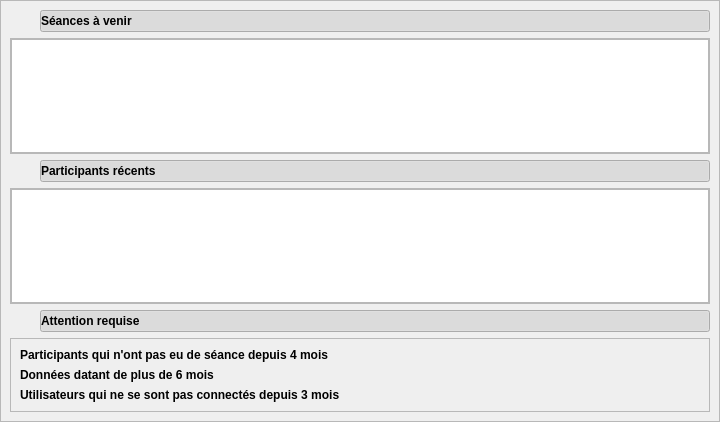
Old version of the form client/src/widgets/DashboardWidget.ui in the repository introlab/openteraplus.
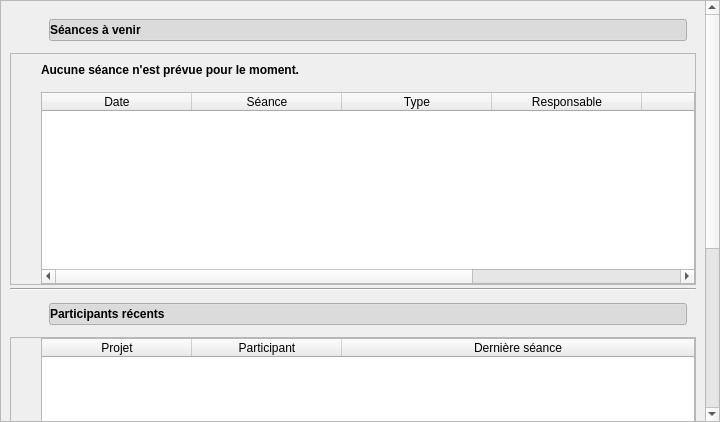
New version of the form. Icons and pictures are not drawn. Custom widgets are drawn as their Qt base class.

Commit message: Refs #58. Working upcoming sessions in Dashboard view.

```diff
--- a/client/src/widgets/DashboardWidget.ui
+++ b/client/src/widgets/DashboardWidget.ui
@@ -47,12 +47,22 @@
        <rect>
         <x>0</x>
         <y>0</y>
-        <width>718</width>
-        <height>420</height>
+        <width>704</width>
+        <height>725</height>
        </rect>
       </property>
+      <property name="sizePolicy">
+       <sizepolicy hsizetype="Preferred" vsizetype="MinimumExpanding">
+        <horstretch>0</horstretch>
+        <verstretch>0</verstretch>
+       </sizepolicy>
+      </property>
       <layout class="QVBoxLayout" name="verticalLayout_2">
-       <item>
+       <property name="spacing">
+        <number>3</number>
+       </property>
+       <item alignment="Qt::AlignTop">
+        <widget class="QFrame" name="frameDropDownUpcoming">
         <layout class="QHBoxLayout" name="horizontalLayout">
          <item>
           <widget class="ClickableLabel" name="icoUpcomingSessions">
@@ -113,9 +123,16 @@
           </widget>
          </item>
         </layout>
+        </widget>
        </item>
        <item>
         <widget class="QFrame" name="frameUpcomingSessions">
+         <property name="sizePolicy">
+          <sizepolicy hsizetype="Preferred" vsizetype="MinimumExpanding">
+           <horstretch>0</horstretch>
+           <verstretch>0</verstretch>
+          </sizepolicy>
+         </property>
          <property name="frameShape">
           <enum>QFrame::StyledPanel</enum>
          </property>
@@ -124,7 +141,7 @@
          </property>
          <layout class="QVBoxLayout" name="verticalLayout_3">
           <property name="leftMargin">
-           <number>0</number>
+           <number>30</number>
           </property>
           <property name="topMargin">
            <number>0</number>
@@ -136,12 +153,110 @@
            <number>0</number>
           </property>
           <item>
-           <widget class="QTableWidget" name="tableUpcomingSessions"/>
+           <widget class="QLabel" name="lblNoUpcomingSessions">
+            <property name="sizePolicy">
+             <sizepolicy hsizetype="Expanding" vsizetype="Preferred">
+              <horstretch>0</horstretch>
+              <verstretch>0</verstretch>
+             </sizepolicy>
+            </property>
+            <property name="minimumSize">
+             <size>
+              <width>0</width>
+              <height>32</height>
+             </size>
+            </property>
+            <property name="font">
+             <font>
+              <pointsize>9</pointsize>
+              <weight>75</weight>
+              <bold>true</bold>
+             </font>
+            </property>
+            <property name="text">
+             <string>Aucune séance n'est prévue pour le moment.</string>
+            </property>
+            <property name="margin">
+             <number>6</number>
+            </property>
+            <property name="textInteractionFlags">
+             <set>Qt::NoTextInteraction</set>
+            </property>
+           </widget>
+          </item>
+          <item>
+           <widget class="QTableWidget" name="tableUpcomingSessions">
+            <property name="editTriggers">
+             <set>QAbstractItemView::NoEditTriggers</set>
+            </property>
+            <property name="selectionMode">
+             <enum>QAbstractItemView::SingleSelection</enum>
+            </property>
+            <property name="selectionBehavior">
+             <enum>QAbstractItemView::SelectRows</enum>
+            </property>
+            <property name="showGrid">
+             <bool>true</bool>
+            </property>
+            <property name="sortingEnabled">
+             <bool>true</bool>
+            </property>
+            <attribute name="horizontalHeaderDefaultSectionSize">
+             <number>150</number>
+            </attribute>
+            <attribute name="horizontalHeaderStretchLastSection">
+             <bool>true</bool>
+            </attribute>
+            <attribute name="verticalHeaderVisible">
+             <bool>false</bool>
+            </attribute>
+            <attribute name="verticalHeaderStretchLastSection">
+             <bool>false</bool>
+            </attribute>
+            <column>
+             <property name="text">
+              <string>Date</string>
+             </property>
+            </column>
+            <column>
+             <property name="text">
+              <string>Séance</string>
+             </property>
+            </column>
+            <column>
+             <property name="text">
+              <string>Type</string>
+             </property>
+            </column>
+            <column>
+             <property name="text">
+              <string>Responsable</string>
+             </property>
+            </column>
+            <column>
+             <property name="text">
+              <string>Projet</string>
+             </property>
+            </column>
+            <column>
+             <property name="text">
+              <string>Invités</string>
+             </property>
+            </column>
+           </widget>
           </item>
          </layout>
         </widget>
        </item>
        <item>
+        <widget class="Line" name="line">
+         <property name="orientation">
+          <enum>Qt::Horizontal</enum>
+         </property>
+        </widget>
+       </item>
+       <item alignment="Qt::AlignTop">
+        <widget class="QFrame" name="frameDropDownRecent">
         <layout class="QHBoxLayout" name="horizontalLayout_2">
          <item>
           <widget class="ClickableLabel" name="icoRecentParticipants">
@@ -202,9 +317,16 @@
           </widget>
          </item>
         </layout>
+        </widget>
        </item>
        <item>
         <widget class="QFrame" name="frameRecent">
+         <property name="sizePolicy">
+          <sizepolicy hsizetype="Preferred" vsizetype="MinimumExpanding">
+           <horstretch>0</horstretch>
+           <verstretch>0</verstretch>
+          </sizepolicy>
+         </property>
          <property name="frameShape">
           <enum>QFrame::StyledPanel</enum>
          </property>
@@ -213,7 +335,7 @@
          </property>
          <layout class="QVBoxLayout" name="verticalLayout_4">
           <property name="leftMargin">
-           <number>0</number>
+           <number>30</number>
           </property>
           <property name="topMargin">
            <number>0</number>
@@ -225,13 +347,46 @@
            <number>0</number>
           </property>
           <item>
-           <widget class="QListWidget" name="lstRecentParticipants"/>
+           <widget class="QTableWidget" name="tableRecentParticipants">
+            <attribute name="horizontalHeaderDefaultSectionSize">
+             <number>150</number>
+            </attribute>
+            <attribute name="horizontalHeaderStretchLastSection">
+             <bool>true</bool>
+            </attribute>
+            <attribute name="verticalHeaderVisible">
+             <bool>false</bool>
+            </attribute>
+            <column>
+             <property name="text">
+              <string>Projet</string>
+             </property>
+            </column>
+            <column>
+             <property name="text">
+              <string>Participant</string>
+             </property>
+            </column>
+            <column>
+             <property name="text">
+              <string>Dernière séance</string>
+             </property>
+            </column>
+           </widget>
           </item>
          </layout>
         </widget>
        </item>
        <item>
-        <layout class="QHBoxLayout" name="horizontalLayout_3">
+        <widget class="Line" name="line_2">
+         <property name="orientation">
+          <enum>Qt::Horizontal</enum>
+         </property>
+        </widget>
+       </item>
+       <item alignment="Qt::AlignTop">
+        <widget class="QFrame" name="frameDropDownAttention">
+         <layout class="QHBoxLayout" name="fra">
          <item>
           <widget class="ClickableLabel" name="icoAttention">
            <property name="sizePolicy">
@@ -291,9 +446,16 @@
           </widget>
          </item>
         </layout>
+        </widget>
        </item>
        <item>
         <widget class="QFrame" name="frameAttention">
+         <property name="sizePolicy">
+          <sizepolicy hsizetype="Preferred" vsizetype="MinimumExpanding">
+           <horstretch>0</horstretch>
+           <verstretch>0</verstretch>
+          </sizepolicy>
+         </property>
          <property name="frameShape">
           <enum>QFrame::StyledPanel</enum>
          </property>
@@ -301,6 +463,9 @@
           <enum>QFrame::Raised</enum>
          </property>
          <layout class="QVBoxLayout" name="verticalLayout_5">
+          <property name="leftMargin">
+           <number>30</number>
+          </property>
           <item>
            <widget class="QLabel" name="lblParticipantsInactive">
             <property name="font">
```
Lines whose indentation alone changed are shown as unchanged. The commit also changes 9 other files.
